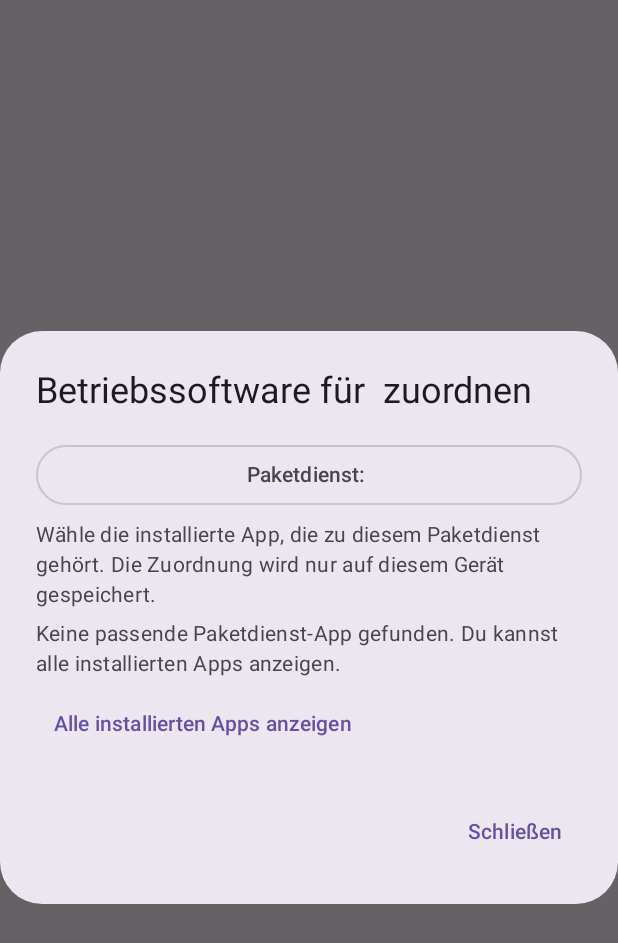
After one commit to mouzzlii/Fuck, an Android app built with Jetpack Compose: the composable PartnerAppPickerDialog called with empty values, on a phone screen of 412 x 824 dp. The commit adds this screen. Shown: the top 943 px of the screen. Run offline under Robolectric (Android 15) with nearby library versions, the phone set to English and light mode, and no system bars.

Commit message:
refactor(ui): extract partner app picker dialog

```diff
--- /dev/null
+++ b/app/src/main/java/de/trakuna/app/PartnerAppPickerDialog.kt
@@ -0,0 +1,68 @@
+package de.trakuna.app
+
+import androidx.compose.foundation.layout.*
+import androidx.compose.foundation.rememberScrollState
+import androidx.compose.foundation.verticalScroll
+import androidx.compose.material3.*
+import androidx.compose.runtime.Composable
+import androidx.compose.ui.Modifier
+import androidx.compose.ui.unit.dp
+
+@Composable
+internal fun PartnerAppPickerDialog(
+    carrier: String,
+    candidates: List<PartnerCandidate>,
+    showCarrierMenu: Boolean,
+    showAllApps: Boolean,
+    hasCurrentMapping: Boolean,
+    onCarrierMenuChange: (Boolean) -> Unit,
+    onCarrierSelected: (String) -> Unit,
+    onAppSelected: (PartnerCandidate) -> Unit,
+    onShowAllApps: () -> Unit,
+    onRemoveMapping: () -> Unit,
+    onDismiss: () -> Unit
+) {
+    AlertDialog(
+        onDismissRequest = onDismiss,
+        title = { Text("Betriebssoftware für $carrier zuordnen") },
+        text = {
+            Column(
+                modifier = Modifier.heightIn(max = 480.dp).verticalScroll(rememberScrollState()),
+                verticalArrangement = Arrangement.spacedBy(6.dp)
+            ) {
+                Box {
+                    OutlinedButton(onClick = { onCarrierMenuChange(true) }, modifier = Modifier.fillMaxWidth()) {
+                        Text("Paketdienst: $carrier")
+                    }
+                    DropdownMenu(
+                        expanded = showCarrierMenu,
+                        onDismissRequest = { onCarrierMenuChange(false) }
+                    ) {
+                        PartnerAppConfig.priorityCarriers.forEach { option ->
+                            DropdownMenuItem(
+                                text = { Text(option) },
+                                onClick = { onCarrierSelected(option) }
+                            )
+                        }
+                    }
+                }
+                Text("Wähle die installierte App, die zu diesem Paketdienst gehört. Die Zuordnung wird nur auf diesem Gerät gespeichert.")
+                Text(if (candidates.isEmpty()) "Keine passende Paketdienst-App gefunden. Du kannst alle installierten Apps anzeigen." else "Installierte Apps:")
+                candidates.take(30).forEach { app ->
+                    TextButton(onClick = { onAppSelected(app) }, modifier = Modifier.fillMaxWidth()) {
+                        Text("${app.label}  ·  ${app.packageName}")
+                    }
+                }
+                if (!showAllApps) {
+                    TextButton(onClick = onShowAllApps) { Text("Alle installierten Apps anzeigen") }
+                }
+                if (hasCurrentMapping) {
+                    TextButton(onClick = onRemoveMapping, modifier = Modifier.fillMaxWidth()) {
+                        Text("Zuordnung für $carrier entfernen")
+                    }
+                }
+            }
+        },
+        confirmButton = { TextButton(onClick = onDismiss) { Text("Schließen") } }
+    )
+}
```
Also changed, not shown: app/src/main/java/de/trakuna/app/MainActivity.kt (+17 -49 lines).
